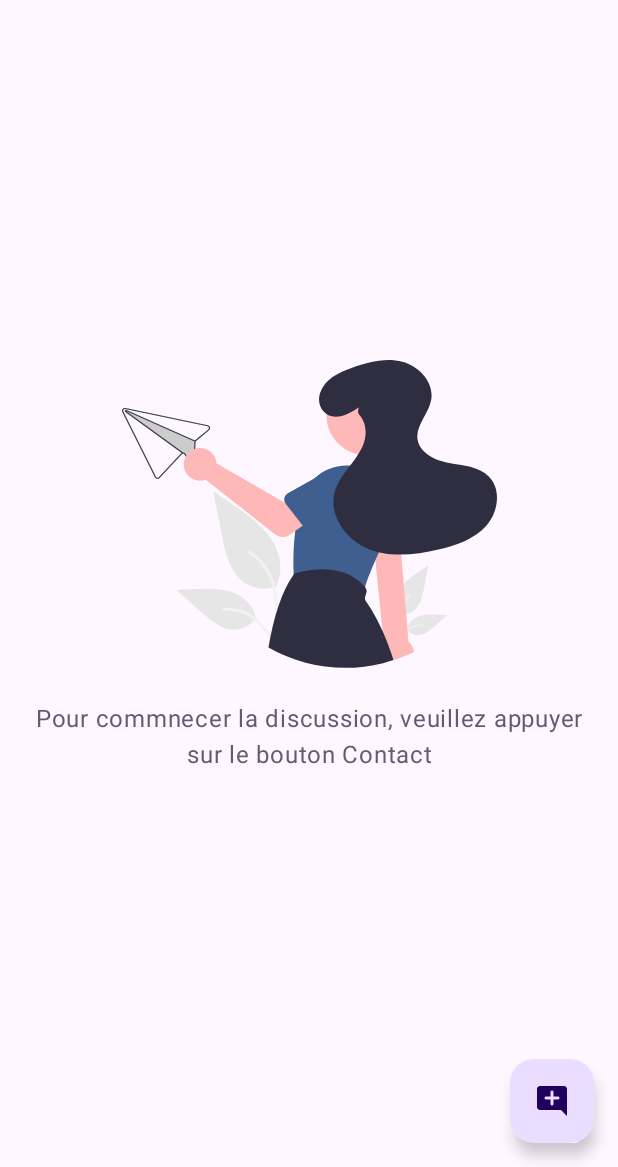
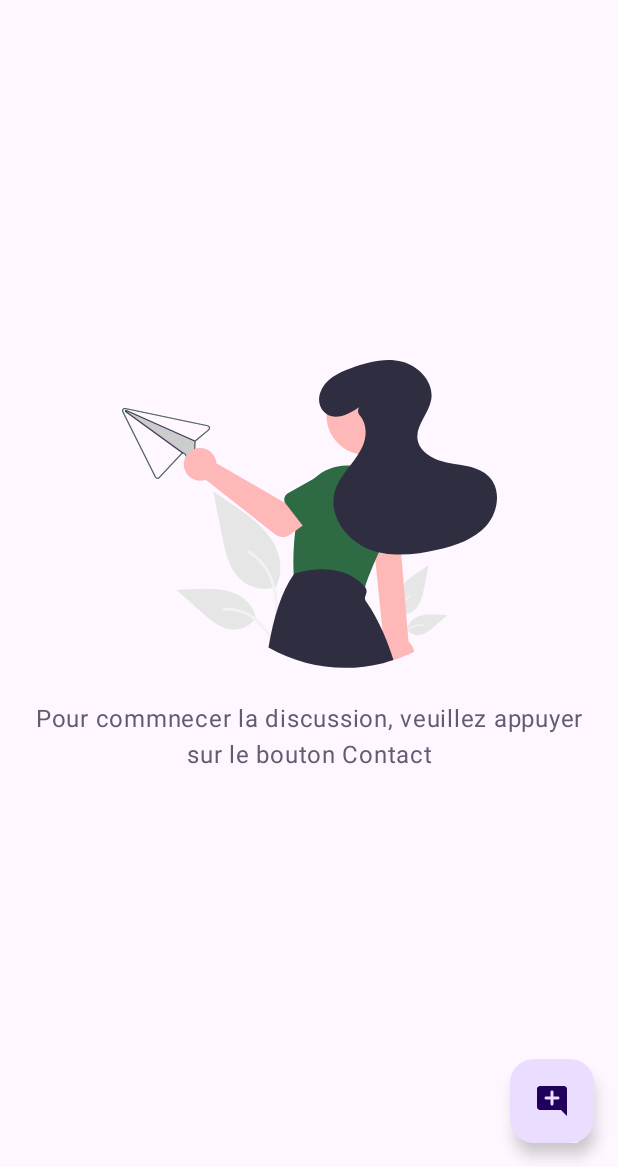
Before and after one commit to zgeniuscoders/confidences, an Android app built with Jetpack Compose: the ChatListPage screen opened through its navigation route, on a phone screen of 412 x 824 dp, the part 69-1236 px from its top. Run offline under Robolectric (Android 15) with nearby library versions, the light colour scheme and no system bars; our stand-ins replace Firebase (no records; nobody signed in at launch, a user with empty details on screens opened directly).

Commit message:
implementation du fonctionalite des message anonyme

```diff
--- a/app/src/main/java/cd/zgeniuscoders/confidences/chat/data/dto/LatestMessageDto.kt
+++ b/app/src/main/java/cd/zgeniuscoders/confidences/chat/data/dto/LatestMessageDto.kt
@@ -18,6 +18,8 @@ data class LatestMessageDtoData(
     val message: String = "",
     @SerialName("timestap")
     val image: String? = null,
+    @SerialName("room")
+    val room: String = "",
     @SerialName("timestamp")
     val sendAt: Long = 0,
 )
--- a/app/src/main/java/cd/zgeniuscoders/confidences/chat/data/mappers/LatestMessageMappers.kt
+++ b/app/src/main/java/cd/zgeniuscoders/confidences/chat/data/mappers/LatestMessageMappers.kt
@@ -10,7 +10,8 @@ fun LatestMessageDto.toLatsMessageList(): List<LatestMessage> {
             message = it.message,
             image = it.image,
             timestamp = it.sendAt,
-            receiverId = it.receiverId
+            receiverId = it.receiverId,
+            room = it.room
         )
     }
 }
--- a/app/src/main/java/cd/zgeniuscoders/confidences/chat/domain/models/LatestMessage.kt
+++ b/app/src/main/java/cd/zgeniuscoders/confidences/chat/domain/models/LatestMessage.kt
@@ -5,5 +5,6 @@ data class LatestMessage(
     var message: String,
     val receiverId: String,
     val image: String?,
+    val room: String,
     val timestamp: Long
 )
--- a/app/src/main/java/cd/zgeniuscoders/confidences/chat/domain/models/LatestMessageRequest.kt
+++ b/app/src/main/java/cd/zgeniuscoders/confidences/chat/domain/models/LatestMessageRequest.kt
@@ -13,6 +13,8 @@ data class LatestMessageRequest(
     val message: String = "",
     @SerialName("timestap")
     val image: String? = null,
+    @SerialName("room")
+    val room: String = "",
     @SerialName("timestamp")
     val sendAt: Long = 0,
 )
--- a/app/src/main/java/cd/zgeniuscoders/confidences/chat/presentation/chat/ChatPage.kt
+++ b/app/src/main/java/cd/zgeniuscoders/confidences/chat/presentation/chat/ChatPage.kt
@@ -75,7 +75,10 @@ fun ChatBody(
                         }
                     },
                     trailingIcon = {
-                        IconButton(onClick = { onEvent(ChatEvent.OnSendMessageButtonClick) }) {
+                        IconButton(
+                            onClick = { onEvent(ChatEvent.OnSendMessageButtonClick) },
+                            enabled = state.message.isNotEmpty()
+                        ) {
                             Icon(
                                 imageVector = Icons.Rounded.Send,
                                 contentDescription = "emoji_icon"
--- a/app/src/main/java/cd/zgeniuscoders/confidences/chat/presentation/chat_lists/ChatListPage.kt
+++ b/app/src/main/java/cd/zgeniuscoders/confidences/chat/presentation/chat_lists/ChatListPage.kt
@@ -5,6 +5,7 @@ import androidx.activity.compose.rememberLauncherForActivityResult
 import androidx.activity.result.contract.ActivityResultContracts
 import androidx.compose.foundation.Image
 import androidx.compose.foundation.layout.Arrangement
+import androidx.compose.foundation.layout.Box
 import androidx.compose.foundation.layout.Column
 import androidx.compose.foundation.layout.Row
 import androidx.compose.foundation.layout.fillMaxSize
@@ -17,6 +18,7 @@ import androidx.compose.material.icons.Icons
 import androidx.compose.material.icons.rounded.AddComment
 import androidx.compose.material.icons.rounded.Person
 import androidx.compose.material.icons.rounded.Search
+import androidx.compose.material3.CircularProgressIndicator
 import androidx.compose.material3.ExperimentalMaterial3Api
 import androidx.compose.material3.FloatingActionButton
 import androidx.compose.material3.Icon
@@ -118,7 +120,14 @@ fun ChatListBody(
         modifier = Modifier.fillMaxSize()
     ) { innerPadding ->
 
-        if (state.messages.isEmpty()) {
+        when {
+            state.isLoading -> {
+                Box(modifier = Modifier.fillMaxWidth(), contentAlignment = Alignment.Center) {
+                    CircularProgressIndicator()
+                }
+            }
+
+            state.messages.isEmpty() -> {
                 Column(
                     modifier = Modifier
                         .fillMaxSize()
@@ -137,7 +146,9 @@ fun ChatListBody(
                         color = MaterialTheme.colorScheme.secondary
                     )
                 }
-        } else {
+            }
+
+            else -> {
                 LazyColumn(
                     modifier = Modifier
                         .padding(innerPadding)
@@ -147,15 +158,41 @@ fun ChatListBody(
                     items(state.messages) { message ->
 
                         val user = state.users.find { it.userId == message.receiverId }
+                        var phoneNumber = user?.phoneNumber
+                        var username = user?.username
+
+                        if (user != null && state.currentUser != null) {
+
+                            val currentUser = state.currentUser
+
+                            phoneNumber = if (message.room == user.userId) {
+                                currentUser.phoneNumber
+                            } else {
+                                user.phoneNumber
+                            }
+
+                            username = if (message.room == currentUser.userId) {
+
+                                val contactUser =
+                                    state.contacts.find { it.numberPhone == user.phoneNumber }
+
+                                contactUser!!.name
+
+                            } else {
+                                user.username
+                            }
+
+                        }
 
                         UserItemCard(
                             navHostController = navHostController,
                             hasAccount = true,
-                        userId = message.receiverId
+                            userId = message.receiverId,
+                            phoneNumber = phoneNumber
                         ) {
 
                             AvatarCard(
-                            initialLetter = if (user != null) user.username[0] else 'Z',
+                                initialLetter = if (username != null) username[0] else 'Z',
                                 size = 50.dp
                             )
 
@@ -165,7 +202,8 @@ fun ChatListBody(
                                     modifier = Modifier.fillMaxWidth()
                                 ) {
                                     Text(
-                                    user?.username ?: "unknown", style = MaterialTheme.typography.titleMedium
+                                        username ?: "unknown",
+                                        style = MaterialTheme.typography.titleMedium
                                     )
                                     Text(
                                         text = "20:00",
@@ -176,12 +214,16 @@ fun ChatListBody(
                                 }
 
                                 Text(
-                                message.message.substring(0, 34) + "...",
+                                    if (message.message.length >= 34)
+                                        message.message.substring(0, 34) + "..."
+                                    else
+                                        message.message,
                                     style = MaterialTheme.typography.titleMedium,
                                     color = MaterialTheme.colorScheme.secondary
                                 )
                             }
 
+                        }
                     }
                 }
             }
@@ -214,5 +256,6 @@ internal val lastMessage = LatestMessage(
     message = "Petit nanga oza bien ? po nga naza nanga bien osalani ",
     receiverId = "1",
     image = null,
-    timestamp = 1003000
+    timestamp = 1003000,
+    room = "1"
 )
--- a/app/src/main/java/cd/zgeniuscoders/confidences/chat/presentation/chat_lists/ChatListState.kt
+++ b/app/src/main/java/cd/zgeniuscoders/confidences/chat/presentation/chat_lists/ChatListState.kt
@@ -1,11 +1,14 @@
 package cd.zgeniuscoders.confidences.chat.presentation.chat_lists
 
+import cd.zgeniuscoders.confidences.chat.domain.models.Contact
 import cd.zgeniuscoders.confidences.chat.domain.models.LatestMessage
 import cd.zgeniuscoders.confidences.user.domain.models.User
 
 data class ChatListState(
-    val isLoading: Boolean = false,
+    val isLoading: Boolean = true,
     val messages: List<LatestMessage> = emptyList(),
+    val contacts: List<Contact> = emptyList(),
     val users: List<User> = emptyList(),
-    val message: String = ""
+    val message: String = "",
+    val currentUser: User? = null
 )
--- a/app/src/main/java/cd/zgeniuscoders/confidences/chat/presentation/chat_lists/ChatListViewModel.kt
+++ b/app/src/main/java/cd/zgeniuscoders/confidences/chat/presentation/chat_lists/ChatListViewModel.kt
@@ -2,24 +2,29 @@ package cd.zgeniuscoders.confidences.chat.presentation.chat_lists
 
 import androidx.lifecycle.ViewModel
 import androidx.lifecycle.viewModelScope
+import cd.zgeniuscoders.confidences.chat.data.mappers.toContactList
 import cd.zgeniuscoders.confidences.chat.data.mappers.toLatsMessageList
+import cd.zgeniuscoders.confidences.chat.data.services.ContactService
+import cd.zgeniuscoders.confidences.chat.domain.models.Contact
 import cd.zgeniuscoders.confidences.chat.domain.models.LatestMessage
 import cd.zgeniuscoders.confidences.chat.domain.repository.LatestMessageRepository
 import cd.zgeniuscoders.confidences.core.domain.utils.Result
 import cd.zgeniuscoders.confidences.user.data.mappers.toUserList
+import cd.zgeniuscoders.confidences.user.data.mappers.toUserModel
 import cd.zgeniuscoders.confidences.user.domain.repository.UserRepository
 import com.google.firebase.auth.FirebaseAuth
 import kotlinx.coroutines.flow.MutableStateFlow
 import kotlinx.coroutines.flow.SharingStarted
+import kotlinx.coroutines.flow.combine
 import kotlinx.coroutines.flow.launchIn
 import kotlinx.coroutines.flow.onEach
-import kotlinx.coroutines.flow.onStart
 import kotlinx.coroutines.flow.stateIn
 import kotlinx.coroutines.flow.update
 import kotlinx.coroutines.launch
 
 class ChatListViewModel(
     private val latestMessageRepository: LatestMessageRepository,
+    private val contactService: ContactService,
     private val userRepository: UserRepository,
     private val currentUser: FirebaseAuth
 ) : ViewModel() {
@@ -27,15 +32,26 @@ class ChatListViewModel(
     val user = currentUser.currentUser
 
     private var _state = MutableStateFlow(ChatListState())
-    val state = _state
-        .onStart {
-            getMessages()
-        }
+    val state = combine(
+        contactService.contactLists,
+        _state
+    ) { contactLists, state ->
+        state.copy(
+            contacts = contactLists.toContactList()
+        )
+    }
         .stateIn(
             viewModelScope,
             SharingStarted.WhileSubscribed(5000L),
             _state.value
         )
+
+
+    init {
+        getCurrentUser()
+        getContacts()
+        getMessages()
+    }
 
 
     fun onTriggerEvent(event: ChatListEvent){
@@ -114,4 +130,58 @@ class ChatListViewModel(
 
     }
 
+    private fun getCurrentUser() {
+        viewModelScope.launch {
+
+            _state.update {
+                it.copy(message = "")
+            }
+
+            userRepository
+                .getUserById(user!!.uid)
+                .onEach { res ->
+
+                    when (res) {
+                        is Result.Error -> {
+                            _state.update {
+                                it.copy(message = res.message.toString())
+                            }
+                        }
+
+                        is Result.Success -> {
+                            val user = res.data!!.toUserModel()
+                            _state.update {
+                                it.copy(currentUser = user)
+                            }
+                        }
+                    }
+
+
+                }.launchIn(viewModelScope)
+
+        }
+    }
+
+    private fun getContacts(){
+        viewModelScope.launch {
+            contactService
+                .fetchContact()
+                .onEach { res ->
+                    when (res) {
+                        is Result.Error -> {
+                            _state.update {
+                                it.copy(
+                                    message = it.message.toString()
+                                )
+                            }
+                        }
+
+                        is Result.Success -> {
+
+                        }
+                    }
+                }.launchIn(viewModelScope)
+        }
+    }
+
 }
--- a/app/src/main/java/cd/zgeniuscoders/confidences/chat/presentation/contact_list/ContactListPage.kt
+++ b/app/src/main/java/cd/zgeniuscoders/confidences/chat/presentation/contact_list/ContactListPage.kt
@@ -89,7 +89,9 @@ fun ContactListPageBody(
                 UserItemCard(
                     navHostController = navHostController,
                     hasAccount = user != null,
-                    userId = user?.userId
+                    userId = user?.userId,
+                    phoneNumber = user?.phoneNumber,
+                    isFirst = true
                 ) {
 
                     AvatarCard(initialLetter = contact.name[0])
--- a/app/src/main/java/cd/zgeniuscoders/confidences/core/domain/extension/NavDestination.kt
+++ b/app/src/main/java/cd/zgeniuscoders/confidences/core/domain/extension/NavDestination.kt
@@ -8,7 +8,7 @@ fun NavBackStackEntry?.fromRoute(): Routes {
         ?.substringAfterLast(".")?.let {
             when (it) {
                 Routes.ChatList::class.simpleName -> return Routes.ChatList
-                Routes.Chat::class.simpleName -> return Routes.Chat("")
+                Routes.Chat::class.simpleName -> return Routes.Chat("", "")
                 Routes.Authentication::class.simpleName -> return Routes.Authentication
                 Routes.OnBoarding::class.simpleName -> return Routes.OnBoarding
                 Routes.UserProfile::class.simpleName -> return Routes.UserProfile("")
--- a/app/src/main/java/cd/zgeniuscoders/confidences/core/domain/utils/Routes.kt
+++ b/app/src/main/java/cd/zgeniuscoders/confidences/core/domain/utils/Routes.kt
@@ -28,7 +28,9 @@ sealed interface Routes {
 
     @Serializable
     data class Chat(
-        val userId: String
+        val userId: String,
+        val phoneNumber: String,
+        val isFirst: Boolean = false
     ) : Routes
 
     @Serializable
--- a/app/src/main/res/drawable/empty_message.xml
+++ b/app/src/main/res/drawable/empty_message.xml
@@ -32,7 +32,7 @@
       android:fillColor="#ccc"/>
   <path
       android:pathData="M147.05,111.79 L7.85,82.63l-1.81,-0.38a5,5 0,0 0,-5.5 7.14L56.4,201.16a5.02,5.02 0,0 0,3.74 2.71,4.97 4.97,0 0,0 4.37,-1.53l38.1,-40.66a2.91,2.91 0,0 1,2.13 -0.95,3.01 3.01,0 0,1 2.69,1.54l7.94,14.48a4.89,4.89 0,0 0,5.49 2.47l0.04,-0.01a4.89,4.89 0,0 0,3.85 -4.67l1.37,-33.54a3.06,3.06 0,0 1,0.3 -1.21,3.25 3.25,0 0,1 0.78,-0.98l22.01,-18.29a5.01,5.01 0,0 0,-2.16 -8.75ZM147.95,119.01 L125.93,137.29a4.93,4.93 0,0 0,-0.77 0.79,4.65 4.65,0 0,0 -0.53,0.84 4.8,4.8 0,0 0,-0.36 0.95l0,0.01a4.73,4.73 0,0 0,-0.15 1.05l-1.37,33.54a2.9,2.9 0,0 1,-2.31 2.8l-0.02,0a2.91,2.91 0,0 1,-3.3 -1.47l-7.94,-14.49a4.99,4.99 0,0 0,-4.12 -2.58l-0.01,0c-0.11,-0 -0.23,-0.01 -0.34,-0a4.87,4.87 0,0 0,-2.27 0.58,4.8 4.8,0 0,0 -1.3,1l-38.1,40.65a3,3 0,0 1,-4.87 -0.71L2.32,88.49a3.01,3.01 0,0 1,3.3 -4.28l1.85,0.39 139.16,29.15a3.01,3.01 0,0 1,1.31 5.25Z"
-      android:fillColor="#3f3d56"/>
+      android:fillColor="#4F6353"/>
   <path
       android:pathData="M125.61,138.28l-0.82,1.83 -0.51,-0.22 -0,-0.01L6.82,87.46l98.24,71.28 0.01,-0 0.26,0.2 -1.17,1.62 -1.71,-1.24 -96.81,-70.23a2,2 0,0 1,1.65 -3.57,1.74 1.74,0 0,1 0.32,0.11l117.55,52.47Z"
       android:fillColor="#3f3d56"/>
@@ -44,7 +44,7 @@
       android:fillColor="#ffb8b8"/>
   <path
       android:pathData="M294.41,367.61c0.01,0.13 0.02,0.26 0.03,0.38a12.07,12.07 0,0 0,9.43 10.76l98.12,21.43a12.15,12.15 0,0 0,2.59 0.28,12.03 12.03,0 0,0 11.59,-8.83c0.21,-0.78 0.44,-1.58 0.69,-2.41v-0.01c3.31,-11.24 9.22,-26.54 17.67,-45.77q2.87,-6.53 6.13,-13.67c0.4,-0.88 0.81,-1.77 1.21,-2.66q6.73,-14.63 15.03,-31.66a78.8,78.8 0,0 0,6.09 -17.43,79.69 79.69,0 0,0 -4.03,-47.63 78.7,78.7 0,0 0,-4.35 -8.95,80.06 80.06,0 0,0 -63.34,-40.31c-2.07,-0.17 -4.13,-0.25 -6.2,-0.25a80.5,80.5 0,0 0,-55.49 22.52,78.57 78.57,0 0,0 -19.51,30.58c-0.26,0.73 -0.5,1.47 -0.74,2.21a297.57,297.57 0,0 0,-8.88 35.72c-1.33,7.17 -2.41,14.24 -3.28,21.13A435.95,435.95 0,0 0,294.41 367.61Z"
-      android:fillColor="#3E5F90"/>
+      android:fillColor="#2E6A44"/>
   <path
       android:pathData="M251.2,493.25a266.04,266.04 0,0 0,196.49 26.68q9.07,-2.28 17.9,-5.2A447.4,447.4 0,0 0,446.93 464.74v-0.02C434.91,437.77 423.87,421.28 418.49,414a9.35,9.35 0,0 1,-1.33 -8.49l1.67,-5.01a12.02,12.02 0,0 0,-1.97 -11.28v-0.01c-0.11,-0.14 -0.23,-0.28 -0.35,-0.42 -43.71,-49.8 -119.91,-22.63 -120.68,-22.35l-0.38,0.14 -0.24,0.33c-0.26,0.36 -0.52,0.71 -0.77,1.08C273.78,396.94 260.05,441.44 251.2,493.25Z"
       android:fillColor="#2f2e41"/>
@@ -53,10 +53,10 @@
       android:fillColor="#ffb8b8"/>
   <path
       android:pathData="M278.75,242.33v0.01a12,12 0,0 0,2.08 4.15l19.62,25.42 9.35,12.13 8.2,10.62a12.04,12.04 0,0 0,18.21 1l29.78,-30.92 12.29,-12.77a33.45,33.45 0,0 0,-41.02 -52.86l-7.68,4.29 -45.09,25.22a12.07,12.07 0,0 0,-5.74 13.71Z"
-      android:fillColor="#3E5F90"/>
+      android:fillColor="#2E6A44"/>
   <path
       android:pathData="M408.81,258.27l1.88,60.05 0.01,0.38a12.04,12.04 0,0 0,14.18 11.48l8.14,-1.47 2.08,-0.38h0.01l6.76,-1.22 35.99,-6.5 6.89,-1.24a12.06,12.06 0,0 0,9.27 -15.71l-19.41,-57.47a33.45,33.45 0,0 0,-65.8 12.08Z"
-      android:fillColor="#3E5F90"/>
+      android:fillColor="#2E6A44"/>
   <path
       android:pathData="M406.55,81.12c-16.9,11.57 -39.09,23.45 -56.35,11.14 -11.33,-8.09 -14.9,-23.06 -10.31,-36.2 8.26,-23.63 30.97,-34.04 52.68,-42.01 28.23,-10.37 58.96,-18.62 88.1,-11.19s54.89,35.64 49.63,65.24c-4.23,23.81 -26.69,43.62 -23.5,67.59 3.21,24.12 30.34,36.82 54.29,41.13s50.76,5.7 67.97,22.9c21.96,21.95 16.48,61.18 -4.19,84.35s-51.84,33.68 -82.06,40.82c-40.03,9.46 -83.33,14.43 -121.35,-1.27s-67.61,-57.97 -56.59,-97.6c4.65,-16.74 15.61,-30.89 26.2,-44.66s21.32,-28.18 25.36,-45.08c3.37,-14.08 0.87,-30.43 -8.46,-41a11.88,11.88 0,0 1,-1.59 -13.88Z"
       android:fillColor="#2f2e41"/>
```
Also changed, not shown: app/src/main/java/cd/zgeniuscoders/confidences/chat/presentation/chat/ChatViewModel.kt (+14 -4 lines), app/src/main/java/cd/zgeniuscoders/confidences/chat/presentation/components/UserItemCard.kt (+11 -1 lines). Lines whose indentation alone changed are shown as unchanged.
